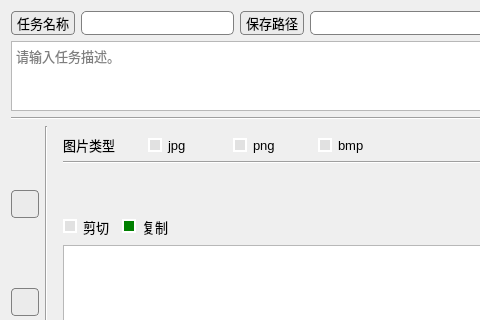
This is ui_files/build_task.ui in feiyuhuahuo/HuaHuoLabel as Qt 5 draws it before an edit; both pictures show x 0 to 480 and y 0 to 320 of the 575 by 531 pixel window. The edited form follows.
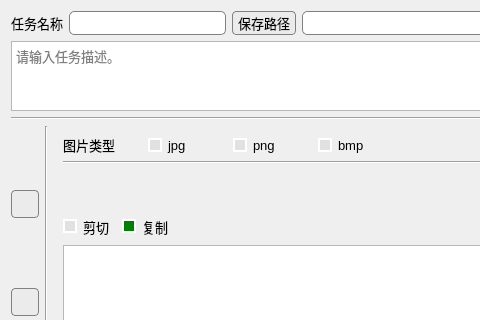
This is the edited form. Icons and pictures are not drawn.

What changed in the file:
```diff
--- a/ui_files/build_task.ui
+++ b/ui_files/build_task.ui
@@ -29,40 +29,13 @@
      <property name="spacing">
       <number>6</number>
      </property>
-     <item alignment="Qt::AlignHCenter">
-      <widget class="QPushButton" name="pushButton_task_name">
-       <property name="sizePolicy">
-        <sizepolicy hsizetype="Maximum" vsizetype="Fixed">
-         <horstretch>0</horstretch>
-         <verstretch>0</verstretch>
-        </sizepolicy>
-       </property>
-       <property name="minimumSize">
-        <size>
-         <width>64</width>
-         <height>24</height>
-        </size>
-       </property>
+     <item>
+      <widget class="QLabel" name="label_6">
        <property name="font">
         <font>
          <pointsize>10</pointsize>
         </font>
        </property>
-       <property name="styleSheet">
-        <string notr="true">QPushButton
-{background-color: rgb(235, 235, 235);
-border: 1px solid gray;
-border-radius: 4px;
-}
- QPushButton:hover {
-            background-color:  rgb(225, 225, 225);
-}
-
- QPushButton:pressed {
-            background-color:  rgb(215, 215, 215);
-        }        
-</string>
-       </property>
        <property name="text">
         <string>任务名称</string>
        </property>
```
